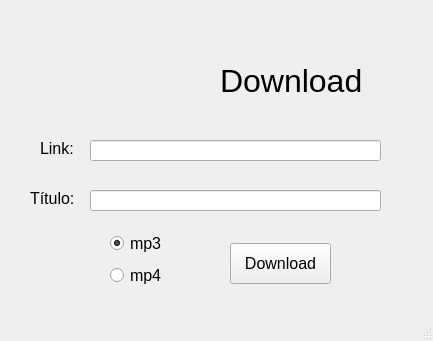
Old version of the form projeto1_youtube_download/YouTube Download/frame.ui in the repository Franciscocpierna/python_sistema_desktop_curso.
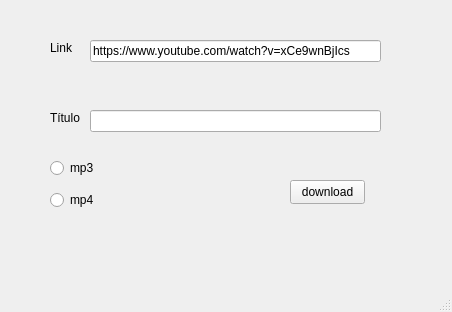
New version of the form. Icons and pictures are not drawn.

Commit message: Dowload youtube codigo.py  06/01/2026

Diff of the .ui file:
```diff
--- a/projeto1_youtube_download/YouTube Download/frame.ui
+++ b/projeto1_youtube_download/YouTube Download/frame.ui
@@ -6,8 +6,8 @@
    <rect>
     <x>0</x>
     <y>0</y>
-    <width>433</width>
-    <height>341</height>
+    <width>452</width>
+    <height>312</height>
    </rect>
   </property>
   <property name="windowTitle">
@@ -17,160 +17,91 @@
    <widget class="QPushButton" name="bt_download">
     <property name="geometry">
      <rect>
-      <x>230</x>
-      <y>243</y>
-      <width>101</width>
-      <height>41</height>
+      <x>290</x>
+      <y>180</y>
+      <width>75</width>
+      <height>24</height>
      </rect>
     </property>
-    <property name="font">
-     <font>
-      <pointsize>12</pointsize>
-     </font>
-    </property>
     <property name="text">
-     <string>Download</string>
+     <string>download</string>
     </property>
    </widget>
    <widget class="QLabel" name="label">
     <property name="geometry">
      <rect>
-      <x>40</x>
-      <y>140</y>
+      <x>50</x>
+      <y>40</y>
       <width>49</width>
       <height>16</height>
      </rect>
     </property>
-    <property name="font">
-     <font>
-      <pointsize>12</pointsize>
-     </font>
-    </property>
     <property name="text">
-     <string>Link:</string>
+     <string>Link</string>
     </property>
    </widget>
    <widget class="QLabel" name="label_2">
     <property name="geometry">
      <rect>
-      <x>30</x>
-      <y>190</y>
+      <x>50</x>
+      <y>110</y>
       <width>49</width>
       <height>16</height>
      </rect>
     </property>
-    <property name="font">
-     <font>
-      <pointsize>12</pointsize>
-     </font>
+    <property name="text">
+     <string>Título</string>
     </property>
+   </widget>
+   <widget class="QLineEdit" name="lineEdit">
+    <property name="geometry">
+     <rect>
+      <x>90</x>
+      <y>40</y>
+      <width>291</width>
+      <height>22</height>
+     </rect>
+    </property>
     <property name="text">
-     <string>Título:</string>
+     <string>https://www.youtube.com/watch?v=xCe9wnBjIcs</string>
     </property>
    </widget>
    <widget class="QLineEdit" name="txt_link">
     <property name="geometry">
      <rect>
       <x>90</x>
-      <y>140</y>
+      <y>110</y>
       <width>291</width>
-      <height>21</height>
+      <height>22</height>
      </rect>
     </property>
-    <property name="font">
-     <font>
-      <pointsize>10</pointsize>
-     </font>
+   </widget>
+   <widget class="QRadioButton" name="radioButton">
+    <property name="geometry">
+     <rect>
+      <x>50</x>
+      <y>160</y>
+      <width>61</width>
+      <height>16</height>
+     </rect>
     </property>
     <property name="text">
-     <string/>
+     <string>mp3</string>
     </property>
    </widget>
-   <widget class="QLineEdit" name="txt_titulo">
+   <widget class="QRadioButton" name="radioButton_2">
     <property name="geometry">
      <rect>
-      <x>90</x>
+      <x>50</x>
       <y>190</y>
-      <width>291</width>
-      <height>21</height>
+      <width>61</width>
+      <height>20</height>
      </rect>
     </property>
-    <property name="font">
-     <font>
-      <pointsize>10</pointsize>
-     </font>
-    </property>
-   </widget>
-   <widget class="QLabel" name="label_3">
-    <property name="geometry">
-     <rect>
-      <x>220</x>
-      <y>50</y>
-      <width>151</width>
-      <height>61</height>
-     </rect>
-    </property>
-    <property name="font">
-     <font>
-      <pointsize>24</pointsize>
-     </font>
-    </property>
     <property name="text">
-     <string>Download</string>
+     <string>mp4</string>
     </property>
    </widget>
-   <widget class="QLabel" name="label_4">
-    <property name="geometry">
-     <rect>
-      <x>60</x>
-      <y>10</y>
-      <width>161</width>
-      <height>131</height>
-     </rect>
-    </property>
-    <property name="text">
-     <string>&lt;html&gt;&lt;head/&gt;&lt;body&gt;&lt;p&gt;&lt;img src=&quot;:/youtube/YouTube.png&quot;/&gt;&lt;/p&gt;&lt;/body&gt;&lt;/html&gt;</string>
-    </property>
-   </widget>
-   <widget class="QWidget" name="">
-    <property name="geometry">
-     <rect>
-      <x>110</x>
-      <y>230</y>
-      <width>57</width>
-      <height>60</height>
-     </rect>
-    </property>
-    <layout class="QVBoxLayout" name="verticalLayout">
-     <item>
-      <widget class="QRadioButton" name="rb_mp3">
-       <property name="font">
-        <font>
-         <pointsize>12</pointsize>
-        </font>
-       </property>
-       <property name="text">
-        <string>mp3</string>
-       </property>
-       <property name="checked">
-        <bool>true</bool>
-       </property>
-      </widget>
-     </item>
-     <item>
-      <widget class="QRadioButton" name="rb_mp4">
-       <property name="font">
-        <font>
-         <pointsize>12</pointsize>
-        </font>
-       </property>
-       <property name="text">
-        <string>mp4</string>
-       </property>
-      </widget>
-     </item>
-    </layout>
-   </widget>
   </widget>
   <widget class="QMenuBar" name="menubar">
    <property name="geometry">
```
Left out of the diff: 10 changed lines with no effect on the pictures. The commit also changes 2 other files.
